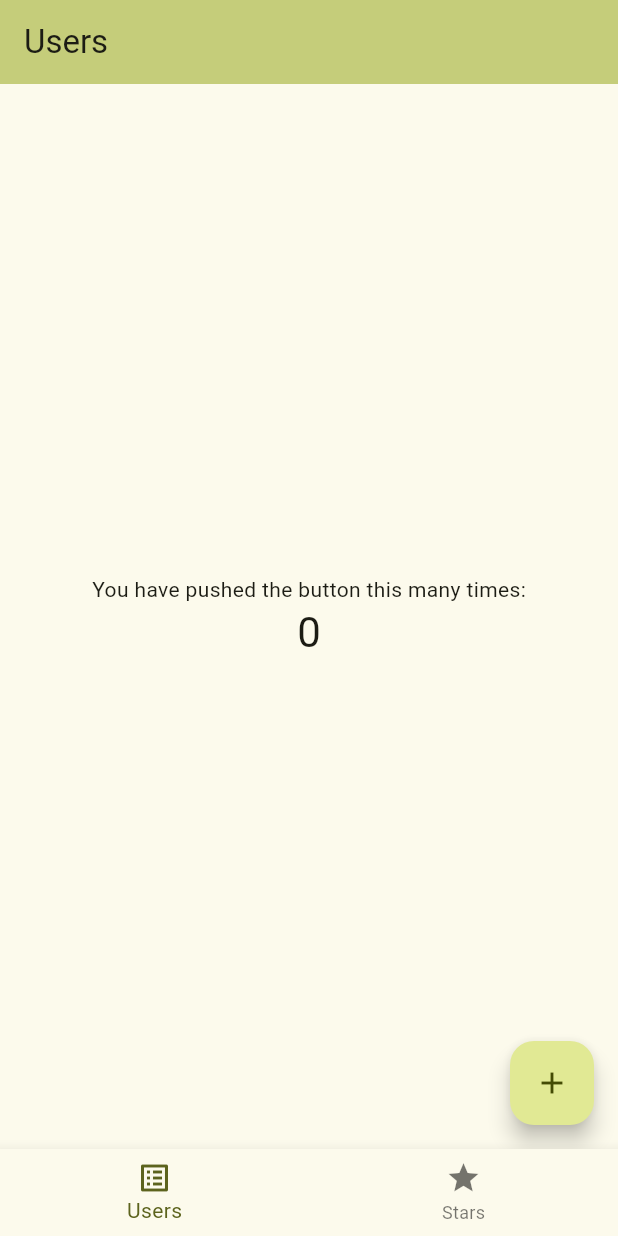
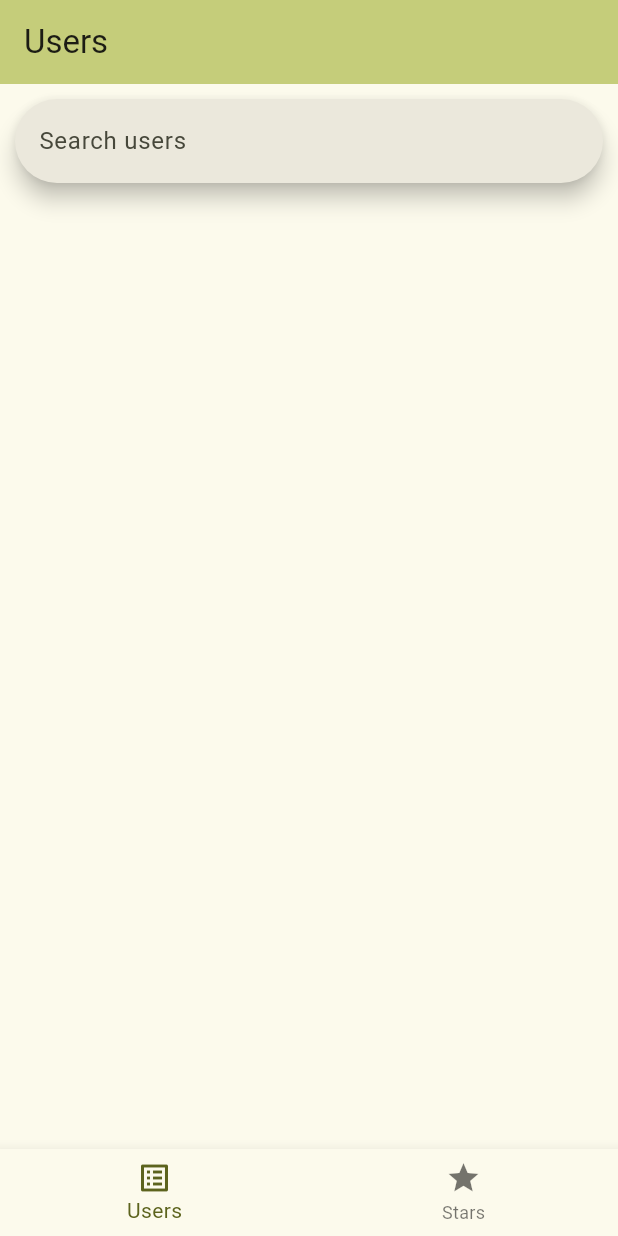
Before and after one commit to 9oya/flutter_git_stars, a Flutter app: the screen it shows after launch, on a phone screen of 412 x 824 dp. Run offline on Flutter 3.47's test engine with Material 2 defaults, Android fonts, the phone set to English and light mode, and no system bars; our stand-ins replace bloc, cached_network_image, equatable, flutter_bloc, get_it, go_router and 1 more.

Commit message:
refactor: Change bottom tabs to statefull

```diff
--- a/lib/bloc/users/users_cubit.dart
+++ b/lib/bloc/users/users_cubit.dart
@@ -0,0 +1,24 @@
+import 'package:bloc/bloc.dart';
+import 'package:flutter_git_stars/bloc/users/users_state.dart';
+import 'package:flutter_git_stars/data/remote/users_remote_data_source.dart';
+import 'package:flutter_git_stars/domain/entity/user_item_model.dart';
+import 'package:flutter_git_stars/domain/usecase/users_usecase.dart';
+
+import '../../domain/entity/search_response.dart';
+
+class UsersCubit extends Cubit<UsersState> {
+  UsersCubit(this._usersUseCase) : super(UsersState.fromDefault());
+
+  final UsersUseCase _usersUseCase;
+
+  void initState() {
+    emit(UsersState.fromDefault());
+  }
+
+  void searchUsers(String query) async {
+    final SearchResponse response = await _usersUseCase.searchUsers(
+        query, UserSortType.followers, OrderType.desc, 1, 10);
+    final List<UserItemModel> users = response.items;
+    emit(state.copyWith(users: users));
+  }
+}
--- a/lib/bloc/users/users_state.dart
+++ b/lib/bloc/users/users_state.dart
@@ -0,0 +1,26 @@
+import 'package:equatable/equatable.dart';
+
+import '../../domain/entity/user_item_model.dart';
+
+class UsersState extends Equatable {
+  const UsersState({required this.users});
+
+  final List<UserItemModel> users;
+
+  factory UsersState.fromDefault() {
+    return const UsersState(users: []);
+  }
+
+  UsersState copyWith({
+    List<UserItemModel>? users,
+  }) {
+    return UsersState(
+      users: users ?? this.users,
+    );
+  }
+
+  @override
+  List<Object?> get props => [
+        users,
+      ];
+}
--- /dev/null
+++ b/lib/data/remote/users_remote_data_source.dart
@@ -0,0 +1,57 @@
+import 'dart:convert';
+
+import 'package:http/http.dart' as http;
+import 'package:http/http.dart';
+import 'package:injectable/injectable.dart';
+
+import '../../domain/entity/search_response.dart';
+
+enum UserSortType {
+  repos('repositories'),
+  followers('followers'),
+  joined('joined'),
+  bestMatch('');
+
+  const UserSortType(this.value);
+
+  final String value;
+}
+
+enum OrderType {
+  desc('desc'),
+  asc('asc');
+
+  const OrderType(this.value);
+
+  final String value;
+}
+
+abstract class UsersRemoteDataSource {
+  Future<SearchResponse> searchUsers(
+      String query, UserSortType sort, OrderType order, int page, int perPage);
+}
+
+@Injectable(as: UsersRemoteDataSource)
+class UsersRemoteDataSourceImpl implements UsersRemoteDataSource {
+  @override
+  Future<SearchResponse> searchUsers(String query, UserSortType sort,
+      OrderType order, int page, int perPage) async {
+    final http.Client client = http.Client();
+    try {
+      Response response =
+          await client.get(Uri.https('api.github.com', '/search/users', {
+        'q': query,
+        'sort': sort.value,
+        'order': order.value,
+        'page': page.toString(),
+        'per_page': perPage.toString(),
+      }));
+      var decodedResponse =
+          jsonDecode(utf8.decode(response.bodyBytes)) as Map<String, dynamic>;
+      SearchResponse searchResponse = SearchResponse.fromJson(decodedResponse);
+      return searchResponse;
+    } finally {
+      client.close();
+    }
+  }
+}
--- /dev/null
+++ b/lib/domain/entity/search_response.dart
@@ -0,0 +1,30 @@
+import 'package:flutter_git_stars/domain/entity/user_item_model.dart';
+
+class SearchResponse {
+  final int totalCount;
+  final bool incompleteResults;
+  final List<UserItemModel> items;
+
+  SearchResponse({
+    required this.totalCount,
+    required this.incompleteResults,
+    required this.items,
+  });
+
+  factory SearchResponse.fromJson(Map<String, dynamic> json) {
+    return SearchResponse(
+      totalCount: json['total_count'],
+      incompleteResults: json['incomplete_results'],
+      items: List<UserItemModel>.from(
+          json['items'].map((x) => UserItemModel.fromJson(x))),
+    );
+  }
+
+  Map<String, dynamic> toJson() {
+    return {
+      'total_count': totalCount,
+      'incomplete_results': incompleteResults,
+      'items': items.map((x) => x.toJson()).toList(),
+    };
+  }
+}
--- /dev/null
+++ b/lib/domain/entity/user_item_model.dart
@@ -0,0 +1,27 @@
+class UserItemModel {
+  final int id;
+  final String login;
+  final String avatarUrl;
+
+  UserItemModel({
+    required this.id,
+    required this.login,
+    required this.avatarUrl,
+  });
+
+  factory UserItemModel.fromJson(Map<String, dynamic> json) {
+    return UserItemModel(
+      id: json['id'],
+      login: json['login'],
+      avatarUrl: json['avatar_url'],
+    );
+  }
+
+  Map<String, dynamic> toJson() {
+    return {
+      'id': id,
+      'login': login,
+      'avatar_url': avatarUrl,
+    };
+  }
+}
--- a/lib/main.dart
+++ b/lib/main.dart
@@ -1,7 +1,9 @@
 import 'package:flutter/material.dart';
+import 'package:flutter_git_stars/presentation/utils/di/di.dart';
 
 import 'app.dart';
 
 void main() {
+  configureDependencies();
   runApp(const App());
 }
--- a/lib/presentation/route/router.dart
+++ b/lib/presentation/route/router.dart
@@ -1,6 +1,6 @@
 import 'package:flutter/material.dart';
-import 'package:flutter_git_stars/presentation/screens/stars_page.dart';
-import 'package:flutter_git_stars/presentation/screens/users_page.dart';
+import 'package:flutter_git_stars/presentation/screens/stars/stars_page.dart';
+import 'package:flutter_git_stars/presentation/screens/users/users_page.dart';
 import 'package:go_router/go_router.dart';
 
 import '../screens/main_page.dart';
@@ -27,16 +27,18 @@ enum Routes {
         return GoRoute(
           path: path,
           builder: (BuildContext context, GoRouterState state) {
-            return UsersPage(
-                title: (state.extra as Map<String, String>)['title']);
+            // final Map<String, dynamic> extra =
+            //     state.extra as Map<String, dynamic>;
+            return const UsersPage(title: 'Users');
           },
         );
       case Routes.stars:
         return GoRoute(
           path: path,
           builder: (BuildContext context, GoRouterState state) {
-            return StarsPage(
-                title: (state.extra as Map<String, String>)['title']);
+            // final Map<String, dynamic> extra =
+            //     state.extra as Map<String, dynamic>;
+            return const StarsPage(title: 'Stars');
           },
         );
     }
@@ -50,22 +52,31 @@ class RouterUtils {
       GlobalKey<NavigatorState>();
   static final GlobalKey<NavigatorState> _shellNavigatorKey =
       GlobalKey<NavigatorState>();
+  final GlobalKey<NavigatorState> _sectionANavigatorKey =
+      GlobalKey<NavigatorState>(debugLabel: 'sectionANav');
 
   static final router = GoRouter(
       navigatorKey: _rootNavigatorKey,
       initialLocation: Routes.users.path,
-    initialExtra: {'title': Routes.users.title},
-    routes: [
-      ShellRoute(
-        navigatorKey: _shellNavigatorKey,
-        builder: (context, state, child) {
-          return MainPage(child: child);
+      initialExtra: {
+        'title': Routes.users.title
       },
       routes: <RouteBase>[
+        StatefulShellRoute.indexedStack(
+            builder: (
+              BuildContext context,
+              GoRouterState state,
+              StatefulNavigationShell navigationShell,
+            ) {
+              return MainPage(navigationShell: navigationShell);
+            },
+            branches: <StatefulShellBranch>[
+              StatefulShellBranch(routes: <RouteBase>[
                 Routes.users.route,
+              ]),
+              StatefulShellBranch(routes: <RouteBase>[
                 Routes.stars.route,
-        ],
-      ),
-    ],
-  );
+              ]),
+            ])
+      ]);
 }
--- a/lib/presentation/screens/main_page.dart
+++ b/lib/presentation/screens/main_page.dart
@@ -7,9 +7,9 @@ import 'package:go_router/go_router.dart';
 import '../route/router.dart';
 
 class MainPage extends StatefulWidget {
-  const MainPage({super.key, required this.child});
+  const MainPage({super.key, required this.navigationShell});
 
-  final Widget child;
+  final StatefulNavigationShell navigationShell;
 
   @override
   State<MainPage> createState() => _MainPageState();
@@ -19,24 +19,30 @@ class _MainPageState extends State<MainPage> {
   @override
   Widget build(BuildContext context) {
     return BlocProvider<MainCubit>(
-      create: (context) => MainCubit()..initState(),
+      create: (context) =>
+      MainCubit()
+        ..initState(),
       child: BlocBuilder<MainCubit, MainState>(
           builder: (BuildContext context, MainState state) {
             return Scaffold(
-          body: widget.child,
+              body: widget.navigationShell,
               bottomNavigationBar: BottomNavigationBar(
                 currentIndex: state.currentIndex,
                 onTap: (index) {
-              switch (index) {
-                case 0:
-                  context.go(Routes.users.path,
-                      extra: {'title': Routes.users.title});
-                  break;
-                case 1:
-                  context.go(Routes.stars.path,
-                      extra: {'title': Routes.stars.title});
-                  break;
-              }
+                  widget.navigationShell.goBranch(index,
+                      initialLocation: index ==
+                          widget.navigationShell.currentIndex);
+
+                  // switch (index) {
+                  //   case 0:
+                  //     context.go(Routes.users.path,
+                  //         extra: {'title': Routes.users.title});
+                  //     break;
+                  //   case 1:
+                  //     context.go(Routes.stars.path,
+                  //         extra: {'title': Routes.stars.title});
+                  //     break;
+                  // }
 
                   context.read<MainCubit>().changeTab(index);
                 },
--- /dev/null
+++ b/lib/presentation/screens/users/users_page.dart
@@ -0,0 +1,90 @@
+import 'package:flutter/material.dart';
+import 'package:flutter_bloc/flutter_bloc.dart';
+import 'package:flutter_git_stars/bloc/users/users_state.dart';
+import 'package:flutter_git_stars/domain/usecase/users_usecase.dart';
+import 'package:flutter_git_stars/presentation/utils/di/di.dart';
+import 'package:cached_network_image/cached_network_image.dart';
+
+import '../../../bloc/users/users_cubit.dart';
+
+class UsersPage extends StatefulWidget {
+  const UsersPage({Key? key, required this.title}) : super(key: key);
+
+  final String? title;
+
+  @override
+  State<UsersPage> createState() => _UsersPageState();
+}
+
+class _UsersPageState extends State<UsersPage> {
+  late TextEditingController _textEditingController;
+  bool listenerAdded = false;
+
+  void _initListeners(BuildContext context, UsersState state) {
+    if (!listenerAdded) {
+      _textEditingController.addListener(() {
+        String text = _textEditingController.text;
+        if (text.isNotEmpty) {
+          context.read<UsersCubit>().searchUsers(text);
+        }
+      });
+      listenerAdded = true;
+    }
+  }
+
+  @override
+  void dispose() {
+    _textEditingController.dispose();
+    super.dispose();
+  }
+
+  @override
+  void initState() {
+    _textEditingController = TextEditingController();
+    super.initState();
+  }
+
+  @override
+  Widget build(BuildContext context) {
+    return BlocProvider<UsersCubit>(
+      create: (context) => UsersCubit(getIt<UsersUseCase>())..initState(),
+      child: BlocBuilder<UsersCubit, UsersState>(
+        builder: (BuildContext context, UsersState state) {
+          _initListeners(context, state);
+          return Scaffold(
+              appBar: AppBar(
+                backgroundColor: Theme.of(context).colorScheme.inversePrimary,
+                title: Text(widget.title ?? ''),
+              ),
+              body: Stack(
+                children: <Widget>[
+                  const SizedBox(height: 10),
+                  ListView.builder(
+                      padding: const EdgeInsets.only(top: 90),
+                      itemCount: state.users.length,
+                      itemBuilder: (BuildContext context, int index) {
+                        return Row(
+                          children: <Widget>[
+                            CachedNetworkImage(
+                              height: 90,
+                              width: 90,
+                              imageUrl: state.users[index].avatarUrl,
+                            ),
+                            Text(state.users[index].login),
+                          ],
+                        );
+                      }),
+                  Padding(
+                    padding: const EdgeInsets.only(left: 10, top: 10, right: 10),
+                    child: SearchBar(
+                      controller: _textEditingController,
+                      hintText: 'Search users',
+                    ),
+                  ),
+                ],
+              ));
+        },
+      ),
+    );
+  }
+}
--- a/lib/presentation/screens/users_page.dart
+++ /dev/null
@@ -1,48 +0,0 @@
-import 'package:flutter/material.dart';
-
-class UsersPage extends StatefulWidget {
-  const UsersPage({Key? key, required this.title}) : super(key: key);
-
-  final String? title;
-
-  @override
-  State<UsersPage> createState() => _UsersPageState();
-}
-
-class _UsersPageState extends State<UsersPage> {
-  int _counter = 0;
-
-  void _incrementCounter() {
-    setState(() {
-      _counter++;
-    });
-  }
-
-  @override
-  Widget build(BuildContext context) {
-    return Scaffold(
-        appBar: AppBar(
-          backgroundColor: Theme.of(context).colorScheme.inversePrimary,
-          title: Text(widget.title ?? ''),
-        ),
-        body: Center(
-          child: Column(
-            mainAxisAlignment: MainAxisAlignment.center,
-            children: <Widget>[
-              const Text(
-                'You have pushed the button this many times:',
-              ),
-              Text(
-                '$_counter',
-                style: Theme.of(context).textTheme.headlineMedium,
-              ),
-            ],
-          ),
-        ),
-        floatingActionButton: FloatingActionButton(
-          onPressed: _incrementCounter,
-          tooltip: 'Increment',
-          child: const Icon(Icons.add),
-        ));
-  }
-}
```
Also changed, not shown: lib/data/repository/users_repository.dart (added, +23 -0 lines), lib/domain/entity/user_info_model.dart (added, +27 -0 lines), lib/domain/usecase/users_usecase.dart (added, +24 -0 lines), lib/presentation/utils/di/di.dart (added, +14 -0 lines), pubspec.yaml (+6 -6 lines), lib/bloc/users/detail/user_detail_cubit.dart (added), lib/bloc/users/detail/user_detail_state.dart (added), lib/presentation/screens/stars/stars_page.dart (renamed from lib/presentation/screens/stars_page.dart), lib/presentation/screens/users/user_detail_page.dart (added), lib/presentation/utils/di/di.config.dart (added), pubspec.lock, 6 other files. Lines whose indentation alone changed are shown as unchanged.
